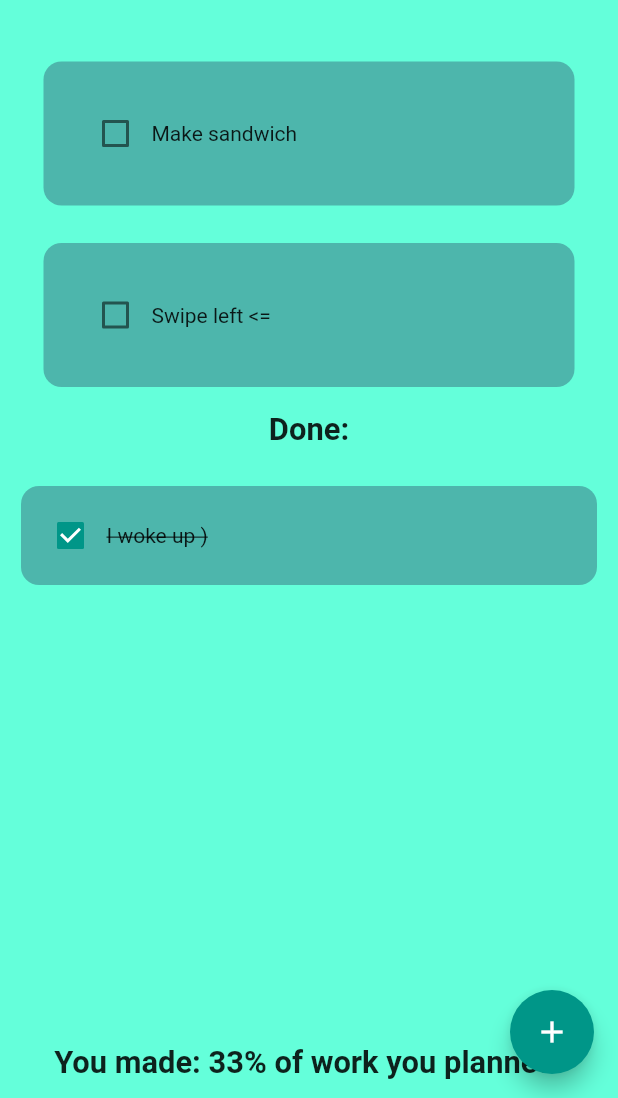
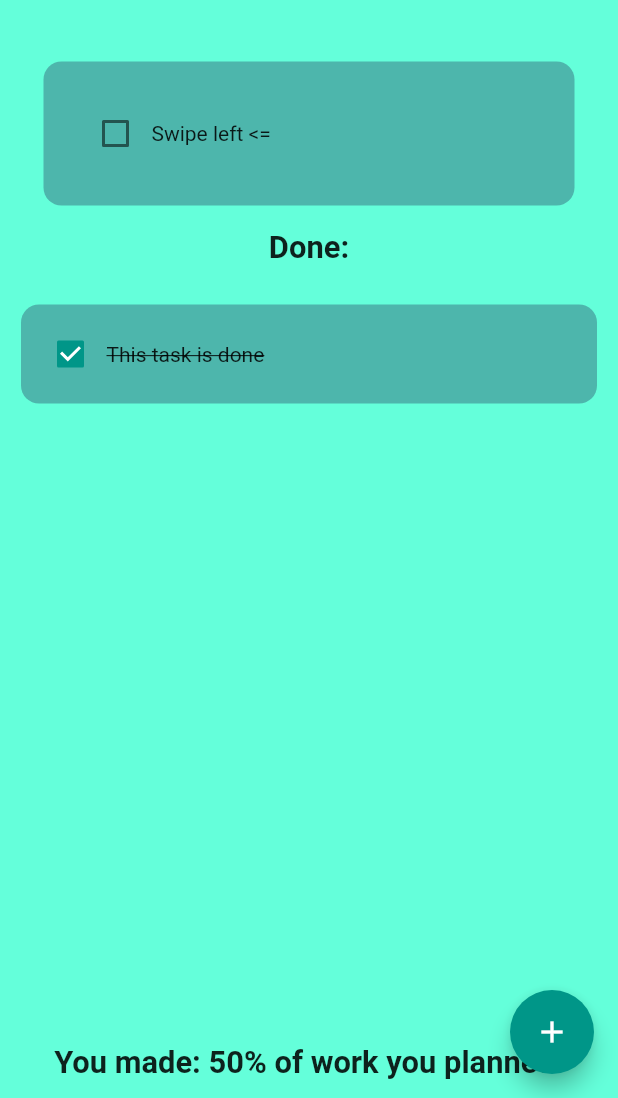
Before and after one commit to valeriiaradzivilo/to_do_app, a Flutter app: the screen it shows after launch, after a tap on "Hello", on a phone screen of 412 x 824 dp, the part 138-1236 px from its top. Run offline on Flutter 3.47's test engine with Material 2 defaults, Android fonts, the phone set to English and light mode, and no system bars; drawn by our look-alikes of flutter_slidable; our stand-ins replace confetti, hive, hive_flutter, sizer; accounts and stored records are empty.

Commit message:
style changes

```diff
--- a/lib/data/database_tasks.dart
+++ b/lib/data/database_tasks.dart
@@ -26,9 +26,8 @@ class ToDoDatabase{
 
   void createInitialData()
   {
-    toDoList = [["Make sandwich",false],
-    ["Swipe left <=", false]];
-    doneList = [["I woke up )", true]];
+    toDoList = [ ["Swipe left <=", false]];
+    doneList = [["This task is done", true]];
   }
 
   void loadData()
```
